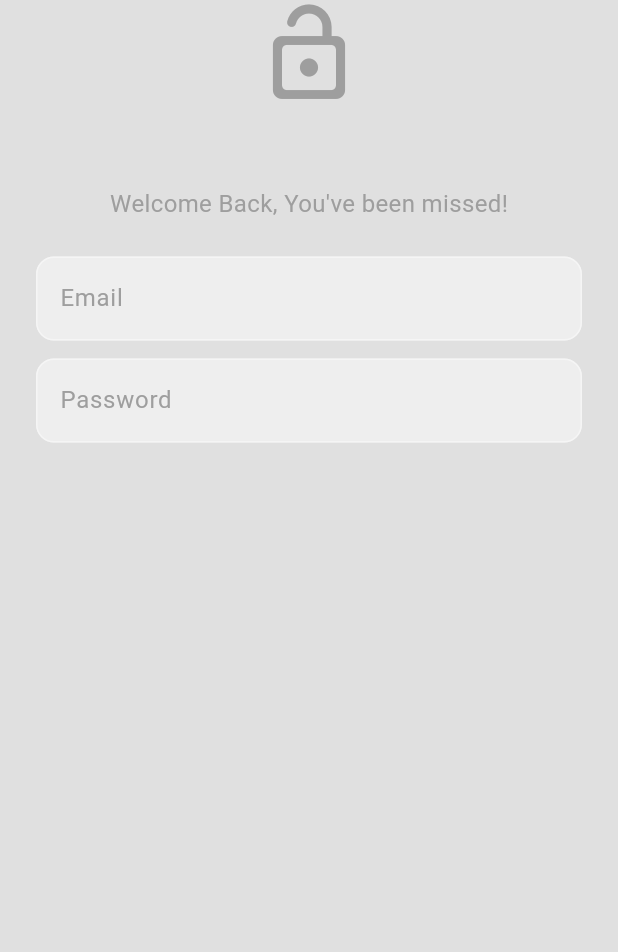
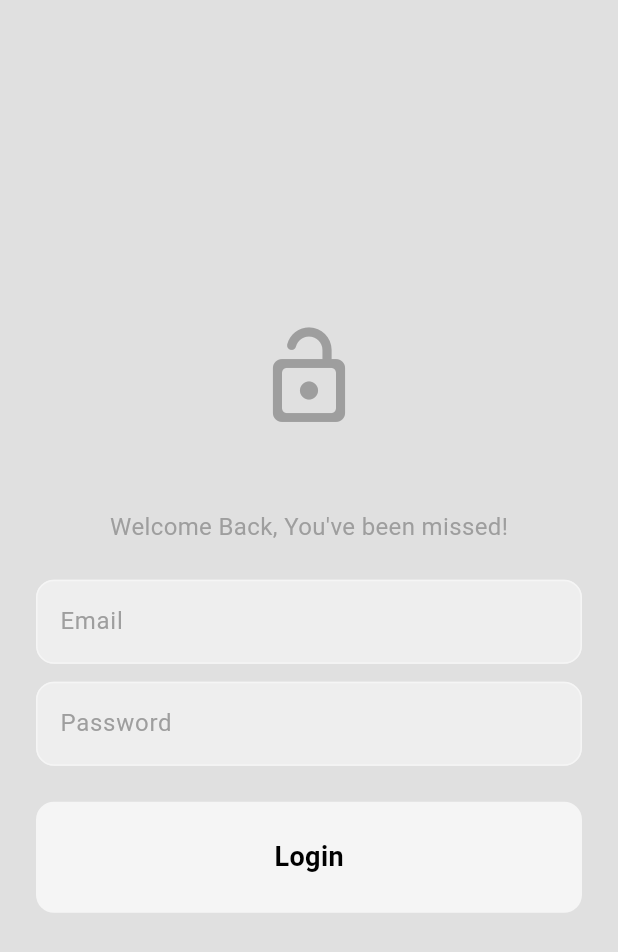
Before and after one commit to NovaLogics/lyxa-live-flutter-app, a Flutter app: the screen it shows after launch, on a phone screen of 412 x 824 dp. Shown: the top 952 px of the screen. Run offline on Flutter 3.47's test engine with Material 3 defaults, Android fonts, the phone set to English and light mode, and no system bars; our stand-ins replace firebase_auth, firebase_core, flutter_bloc; accounts and stored records are empty; generated files the repository leaves out were written again.

Commit message:
feat [auth]: Add custom widget > ButtonUnit

```diff
--- a/lib/constants/app_dimensions.dart
+++ b/lib/constants/app_dimensions.dart
@@ -32,7 +32,8 @@ class AppDimens {
   // Corner Radius
   static const double radiusXSmall = 2.0;
   static const double radiusSmall = 4.0;
-  static const double radiusMedium = 8.0;
+  static const double radiusRegular = 8.0;
+  static const double radiusMedium = 12.0;
   static const double radiusLarge = 16.0;
 
   // Icon Sizes
--- a/lib/constants/app_strings.dart
+++ b/lib/constants/app_strings.dart
@@ -7,4 +7,5 @@ class AppStrings {
   static const String welcomeBackMessage = 'Welcome Back, You\'ve been missed!';
   static const String email = 'Email';
   static const String password = 'Password';
+  static const String login = 'Login';
 }
--- /dev/null
+++ b/lib/features/auth/presentation/components/button_unit.dart
@@ -0,0 +1,35 @@
+import 'package:flutter/material.dart';
+import 'package:lyxa_live/constants/app_dimensions.dart';
+
+class ButtonUnit extends StatelessWidget {
+  final void Function()? onTap;
+  final String text;
+
+  const ButtonUnit({
+    super.key,
+    required this.onTap,
+    required this.text,
+  });
+
+  @override
+  Widget build(BuildContext context) {
+    return GestureDetector(
+      onTap: onTap,
+      child: Container(
+        padding: const EdgeInsets.all(AppDimens.paddingLarge),
+        decoration: BoxDecoration(
+            color: Theme.of(context).colorScheme.tertiary,
+            borderRadius: BorderRadius.circular(AppDimens.radiusMedium)),
+        child: Center(
+          child: Text(
+            text,
+            style: const TextStyle(
+              fontWeight: FontWeight.bold,
+              fontSize: AppDimens.textSizeLarge,
+            ),
+          ),
+        ),
+      ),
+    );
+  }
+}
--- a/lib/features/auth/presentation/screens/login_screen.dart
+++ b/lib/features/auth/presentation/screens/login_screen.dart
@@ -1,6 +1,7 @@
 import 'package:flutter/material.dart';
 import 'package:lyxa_live/constants/app_dimensions.dart';
 import 'package:lyxa_live/constants/app_strings.dart';
+import 'package:lyxa_live/features/auth/presentation/components/button_unit.dart';
 import 'package:lyxa_live/features/auth/presentation/components/spacer_unit.dart';
 import 'package:lyxa_live/features/auth/presentation/components/text_field_unit.dart';
 
@@ -35,6 +36,7 @@ class _LoginScreenState extends State<LoginScreen> {
             padding:
                 const EdgeInsets.symmetric(horizontal: AppDimens.paddingLarge),
             child: Column(
+              mainAxisAlignment: MainAxisAlignment.center,
               children: [
                 _loginIcon(),
                 const SpacerUnit(height: AppDimens.size52),
@@ -52,6 +54,10 @@ class _LoginScreenState extends State<LoginScreen> {
                   obscureText: true,
                 ),
                 const SpacerUnit(height: AppDimens.size24),
+                ButtonUnit(
+                  onTap: () {},
+                  text: AppStrings.login,
+                )
               ],
             ),
           ),
```
